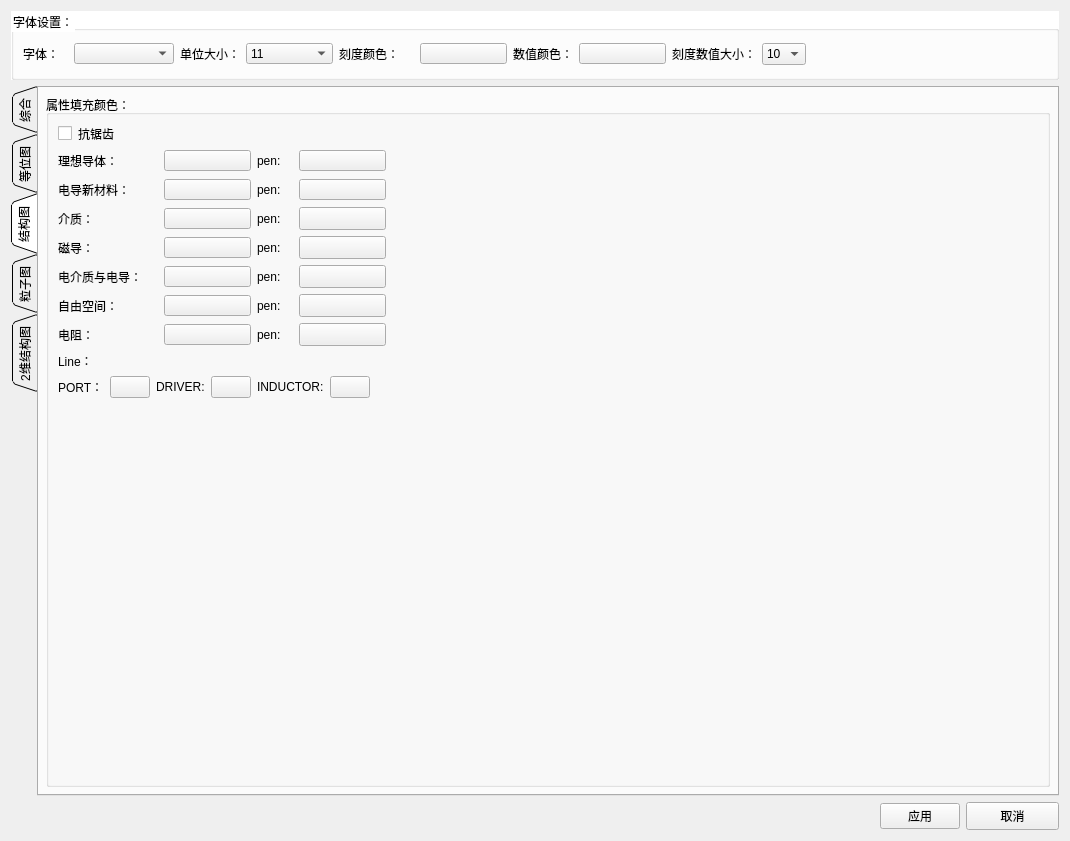
First picture: the form in src/DataVisualization/ConfigWidget.ui, repository BeQuiet1228/FreeCAD, before the edit.
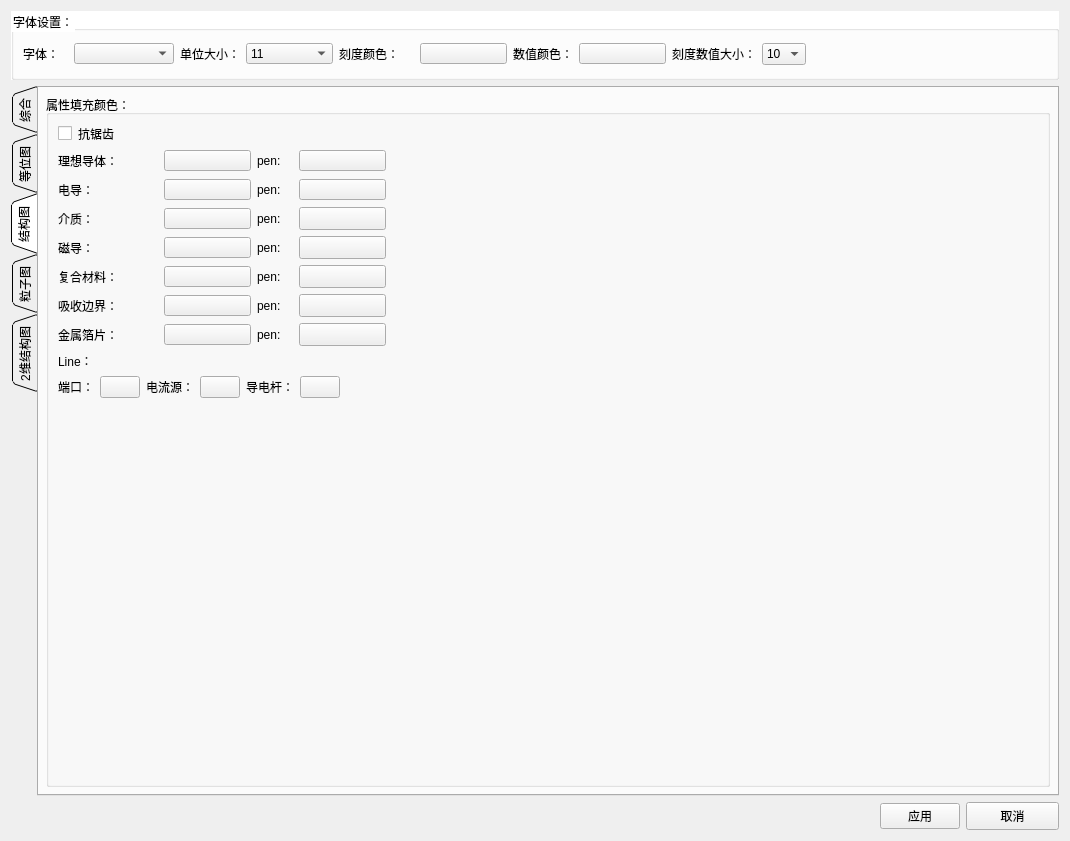
Second picture: the form after the edit. The open tabs and pages were chosen to show the change.

Commit message: 修改图表信息，结构图的属性面相关说明

```diff
--- a/src/DataVisualization/ConfigWidget.ui
+++ b/src/DataVisualization/ConfigWidget.ui
@@ -1098,7 +1098,7 @@
                  </size>
                 </property>
                 <property name="text">
-                 <string>电导新材料：</string>
+                 <string>电导：</string>
                 </property>
                </widget>
               </item>
@@ -1371,7 +1371,7 @@
                  </size>
                 </property>
                 <property name="text">
-                 <string>电介质与电导：</string>
+                 <string>复合材料：</string>
                 </property>
                </widget>
               </item>
@@ -1464,7 +1464,7 @@
                  </size>
                 </property>
                 <property name="text">
-                 <string>自由空间：</string>
+                 <string>吸收边界：</string>
                 </property>
                </widget>
               </item>
@@ -1557,7 +1557,7 @@
                  </size>
                 </property>
                 <property name="text">
-                 <string>电阻：</string>
+                 <string>金属箔片：</string>
                 </property>
                </widget>
               </item>
@@ -1647,7 +1647,7 @@
             <item>
              <widget class="QLabel" name="label_23">
               <property name="text">
-               <string>PORT：</string>
+               <string>端口：</string>
               </property>
              </widget>
             </item>
@@ -1661,7 +1661,7 @@
             <item>
              <widget class="QLabel" name="label_24">
               <property name="text">
-               <string>DRIVER:</string>
+               <string>电流源：</string>
               </property>
              </widget>
             </item>
@@ -1675,7 +1675,7 @@
             <item>
              <widget class="QLabel" name="label_25">
               <property name="text">
-               <string>INDUCTOR:</string>
+               <string>导电杆：</string>
               </property>
              </widget>
             </item>
```
